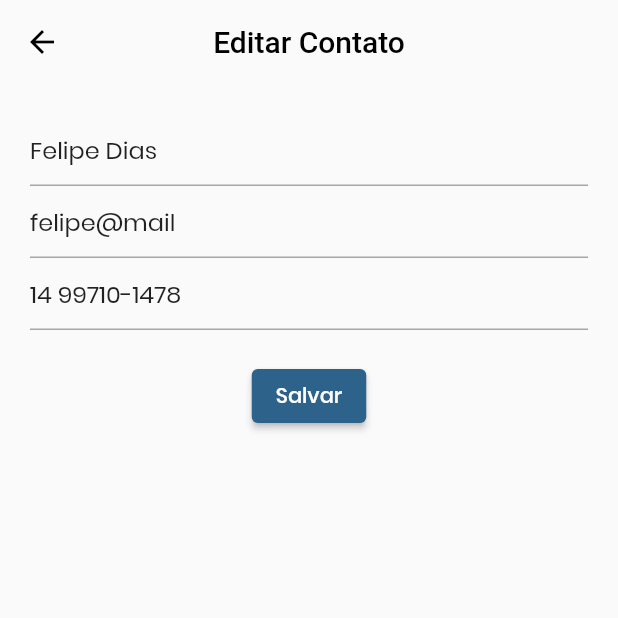
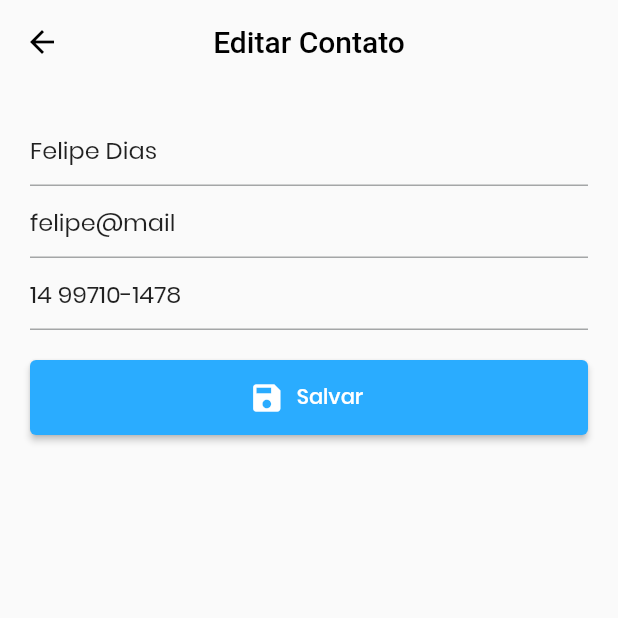
Before and after one commit to FelipeDias28/contacts, a Flutter app: the EditorContactView screen opened directly, on a phone screen of 412 x 824 dp, the top half of it. Run offline on Flutter 3.47's test engine with Material 2 defaults, Android fonts, the phone set to English and light mode, and no system bars; network calls fail.

Commit message:
estilizado o botão da página de edição de contatos

```diff
--- a/lib/android/views/editor-contact.view.dart
+++ b/lib/android/views/editor-contact.view.dart
@@ -53,9 +53,21 @@ class EditorContactView extends StatelessWidget {
               const SizedBox(
                 height: 20,
               ),
-              ElevatedButton(
-                child: const Text("Salvar"),
-                onPressed: () {},
+              SizedBox(
+                width: double.infinity,
+                height: 50,
+                child: ElevatedButton.icon(
+                  style: ButtonStyle(
+                    backgroundColor: MaterialStateProperty.all(
+                        Theme.of(context).primaryColor),
+                  ),
+                  label: const Text("Salvar"),
+                  icon: Icon(
+                    Icons.save,
+                    color: Theme.of(context).colorScheme.secondary,
+                  ),
+                  onPressed: () {},
+                ),
               ),
             ],
           ),
```
